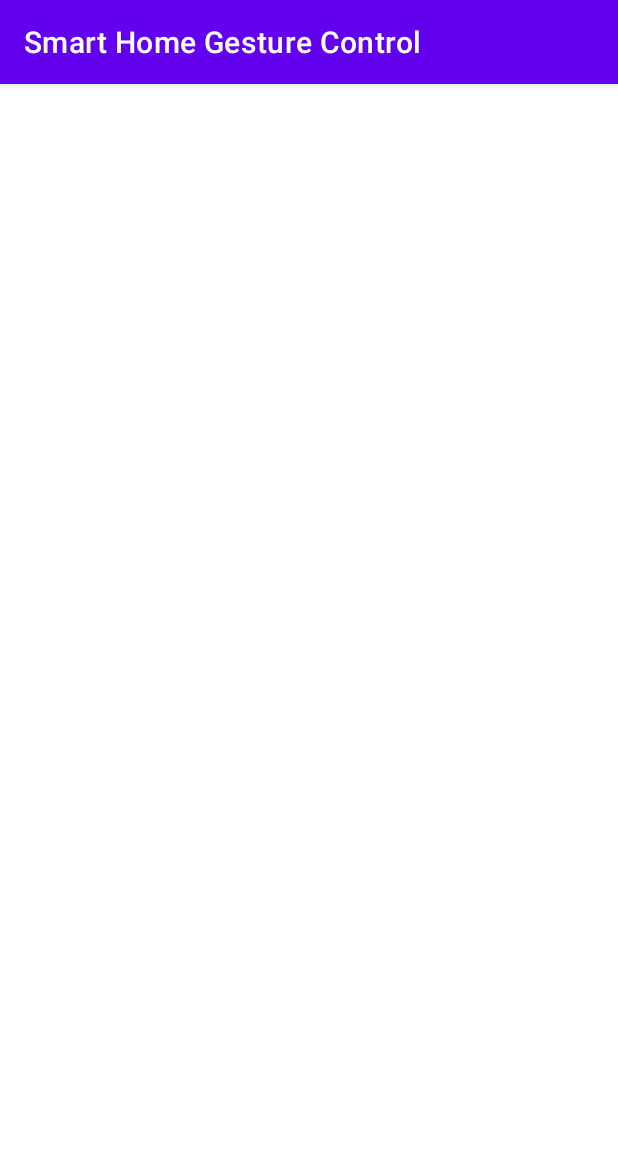
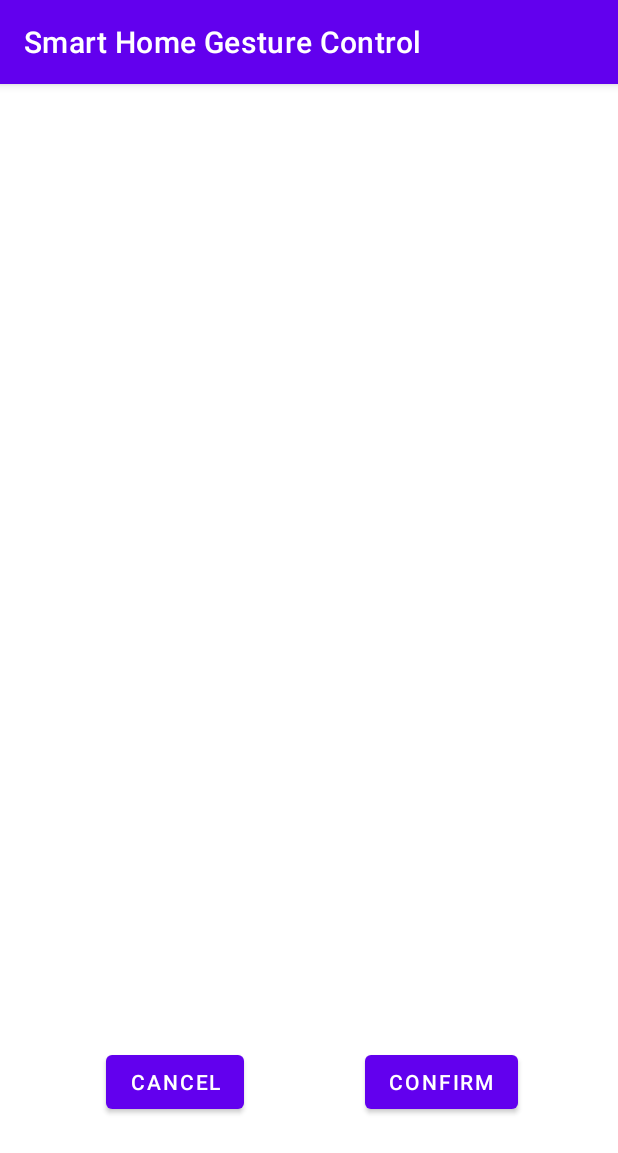
Before and after one commit to karlusrex/smart-home-gesture-system, an Android app: the EditGesture screen opened directly, with no data from a screen before it, on a phone screen of 412 x 824 dp. Shown: the top 1153 px of the screen. Run offline under Robolectric (Android 15) with nearby library versions, the phone set to English and light mode, and no system bars.

Commit message:
Adding confirm cancel button to the Add/Edit/Remove activity

```diff
--- a/Android/app/src/main/java/com/smarthome/gesturecontrol/EditGesture.java
+++ b/Android/app/src/main/java/com/smarthome/gesturecontrol/EditGesture.java
@@ -1,13 +1,34 @@
 package com.smarthome.gesturecontrol;
 
+import android.content.Intent;
+import android.view.View;
+import android.widget.Button;
 import androidx.appcompat.app.AppCompatActivity;
 import android.os.Bundle;
 
 public class EditGesture extends AppCompatActivity {
 
+    Button buttonCancel;
+    Button buttonConfirm;
+
     @Override
     protected void onCreate(Bundle savedInstanceState) {
         super.onCreate(savedInstanceState);
-        setContentView(R.layout.activity_edit_gesture);
+        setContentView(R.layout.activity_add_gesture);
+
+        buttonCancel = (Button) findViewById(R.id.cancel);
+        buttonConfirm = (Button) findViewById(R.id.confirm);
+
+        buttonCancel.setOnClickListener(new View.OnClickListener() {
+            @Override
+            public void onClick(View view) {
+                openGestureActivity(MainActivity.class);
+            }
+        });
+    }
+
+    public void openGestureActivity(Class gesture) {
+        Intent intent = new Intent(this, gesture);
+        startActivity(intent);
     }
 }
--- a/Android/app/src/main/res/layout/activity_add_gesture.xml
+++ b/Android/app/src/main/res/layout/activity_add_gesture.xml
@@ -5,6 +5,22 @@
         xmlns:app="http://schemas.android.com/apk/res-auto"
         android:layout_width="match_parent"
         android:layout_height="match_parent"
-        tools:context=".AddGesture">
+        tools:context=".EditGesture">
 
+    <Button
+            android:text="Cancel"
+            android:layout_width="wrap_content"
+            android:layout_height="wrap_content" android:id="@+id/cancel"
+            app:layout_constraintTop_toTopOf="parent"
+            app:layout_constraintBottom_toBottomOf="parent" app:layout_constraintStart_toStartOf="parent"
+            app:layout_constraintEnd_toEndOf="parent" app:layout_constraintHorizontal_bias="0.22"
+            app:layout_constraintVertical_bias="0.891"/>
+    <Button
+            android:text="Confirm"
+            android:layout_width="wrap_content"
+            android:layout_height="wrap_content" android:id="@+id/confirm"
+            app:layout_constraintTop_toTopOf="parent"
+            app:layout_constraintBottom_toBottomOf="parent" app:layout_constraintEnd_toEndOf="parent"
+            app:layout_constraintStart_toStartOf="parent" app:layout_constraintHorizontal_bias="0.785"
+            app:layout_constraintVertical_bias="0.891"/>
 </androidx.constraintlayout.widget.ConstraintLayout>
```
Also changed, not shown: Android/app/src/main/java/com/smarthome/gesturecontrol/AddGesture.java (+21 -0 lines), Android/app/src/main/java/com/smarthome/gesturecontrol/RemoveGesture.java (+22 -1 lines), Android/app/src/main/res/layout/activity_edit_gesture.xml (+16 -0 lines), Android/app/src/main/res/layout/activity_remove_gesture.xml (+17 -1 lines).
